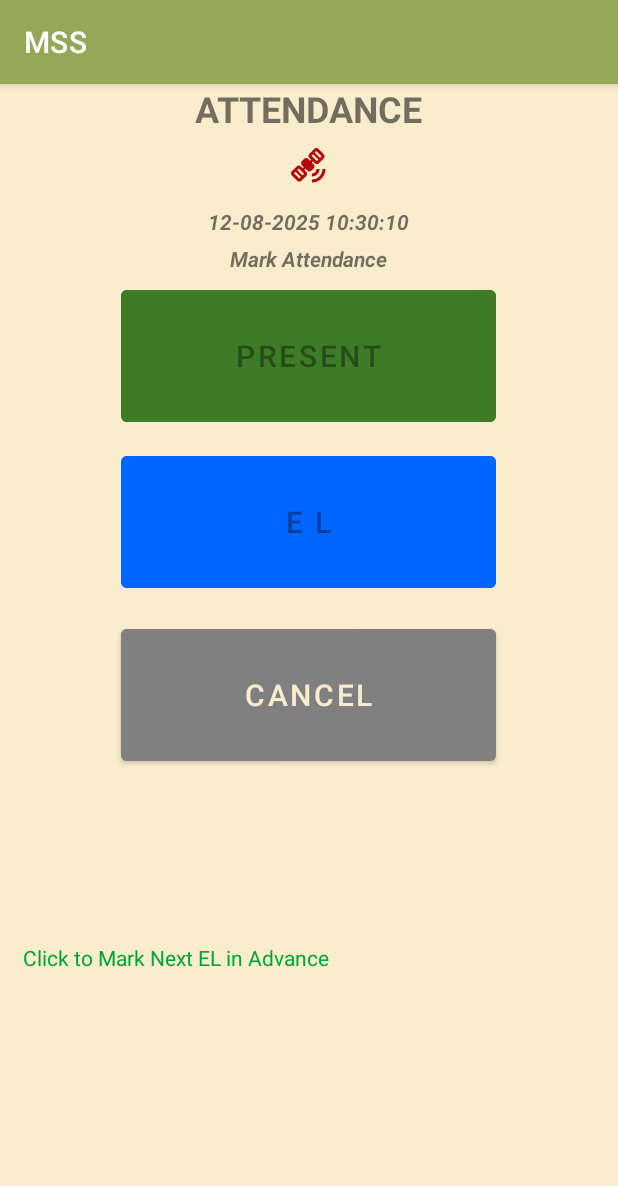
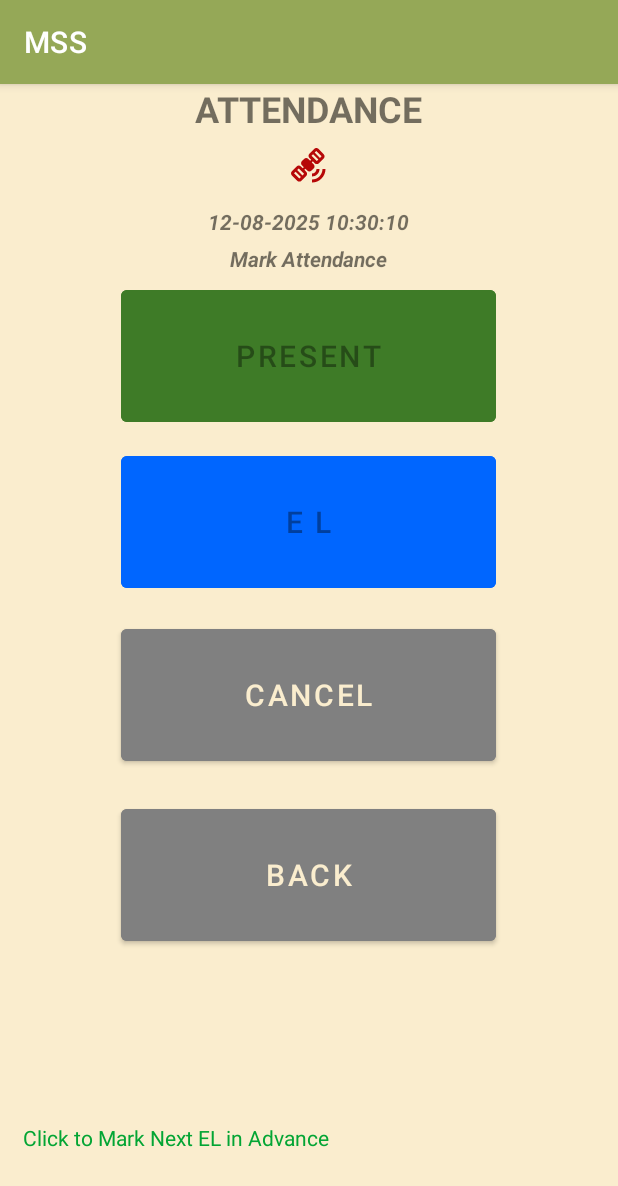
Before and after one commit to ijoaquimmartins/Workplace, an Android app: the MarkAttendance screen opened directly, with no data from a screen before it, on a phone screen of 412 x 824 dp. Shown: the top 1186 px of the screen. Run offline under Robolectric (Android 15) with nearby library versions, the phone set to English and light mode, and no system bars; our stand-ins replace Volley; network calls fail.

Commit message:
cmd29072025

```diff
--- a/app/src/main/res/layout/activity_mark_attendance.xml
+++ b/app/src/main/res/layout/activity_mark_attendance.xml
@@ -118,6 +118,20 @@
             <LinearLayout
                 android:layout_width="match_parent"
                 android:layout_height="wrap_content"
+                android:orientation="horizontal"
+                android:gravity="center_horizontal">
+                <Button
+                    android:id="@+id/btnBackAttn"
+                    android:layout_width="250dp"
+                    android:layout_height="100dp"
+                    android:textSize="20sp"
+                    android:layout_margin="10dp"
+                    android:backgroundTint="@color/cancle"
+                    android:text="@string/back"/>
+            </LinearLayout>
+            <LinearLayout
+                android:layout_width="match_parent"
+                android:layout_height="wrap_content"
                 android:layout_marginTop="20dp"
                 android:orientation="vertical"
                 android:gravity="center_horizontal">
--- a/app/src/main/res/values/colors.xml
+++ b/app/src/main/res/values/colors.xml
@@ -18,6 +18,7 @@
 
     <color name="submit">#0066ff</color>
     <color name="cancle">#808080</color>
+    <color name="back">#808080</color>
     <color name="darkgreen">#003300</color>
     <color name="darkred">#800000</color>
 
--- a/app/src/main/res/values/strings.xml
+++ b/app/src/main/res/values/strings.xml
@@ -14,6 +14,7 @@
     //Comman
     <string name="submit">SUBMIT</string>
     <string name="cancel">CANCEL</string>
+    <string name="back">BACK</string>
     <string name="get">GET</string>
     <string name="export">EXPORT</string>
     <string name="compulsory">All the field marked <font color='#FF0000'>*</font> are compulsory</string>
```
Also changed, not shown: app/src/main/java/in/megasoft/workplace/LoginActivity.java (+8 -0 lines), app/src/main/java/in/megasoft/workplace/MarkAttendance.java (+61 -5 lines), app/src/main/java/in/megasoft/workplace/Update.java (+36 -48 lines).
